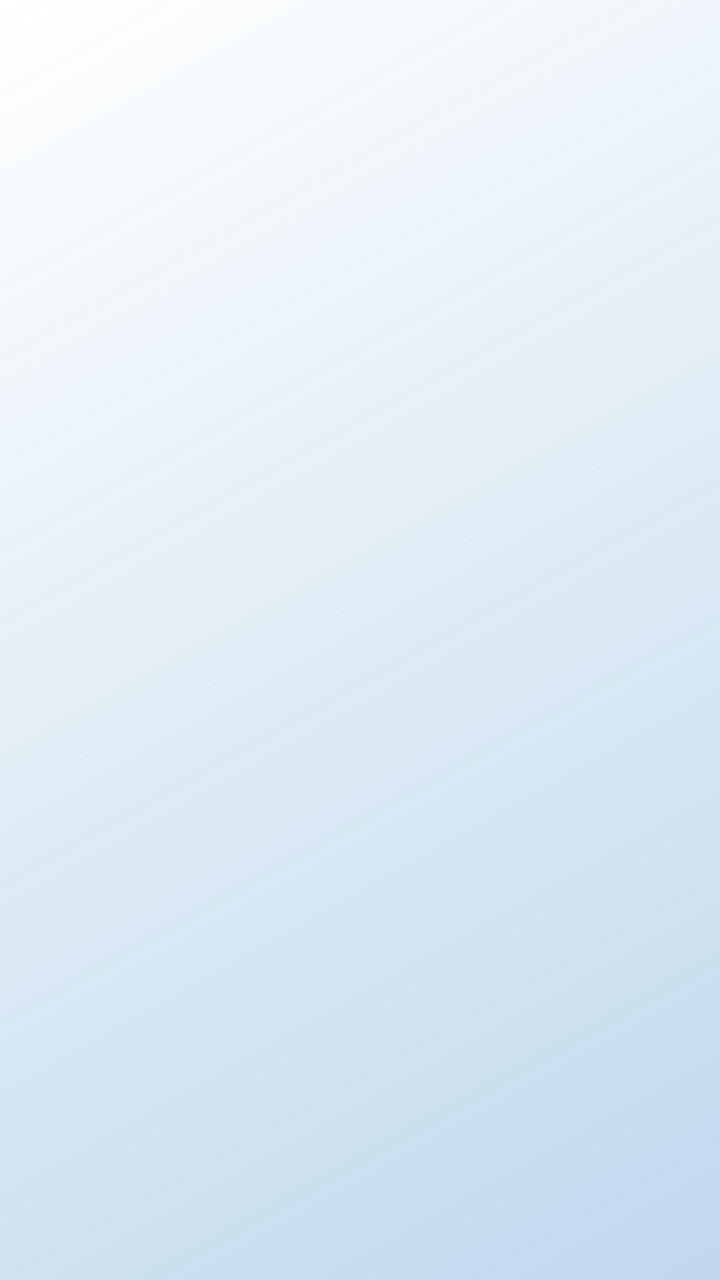
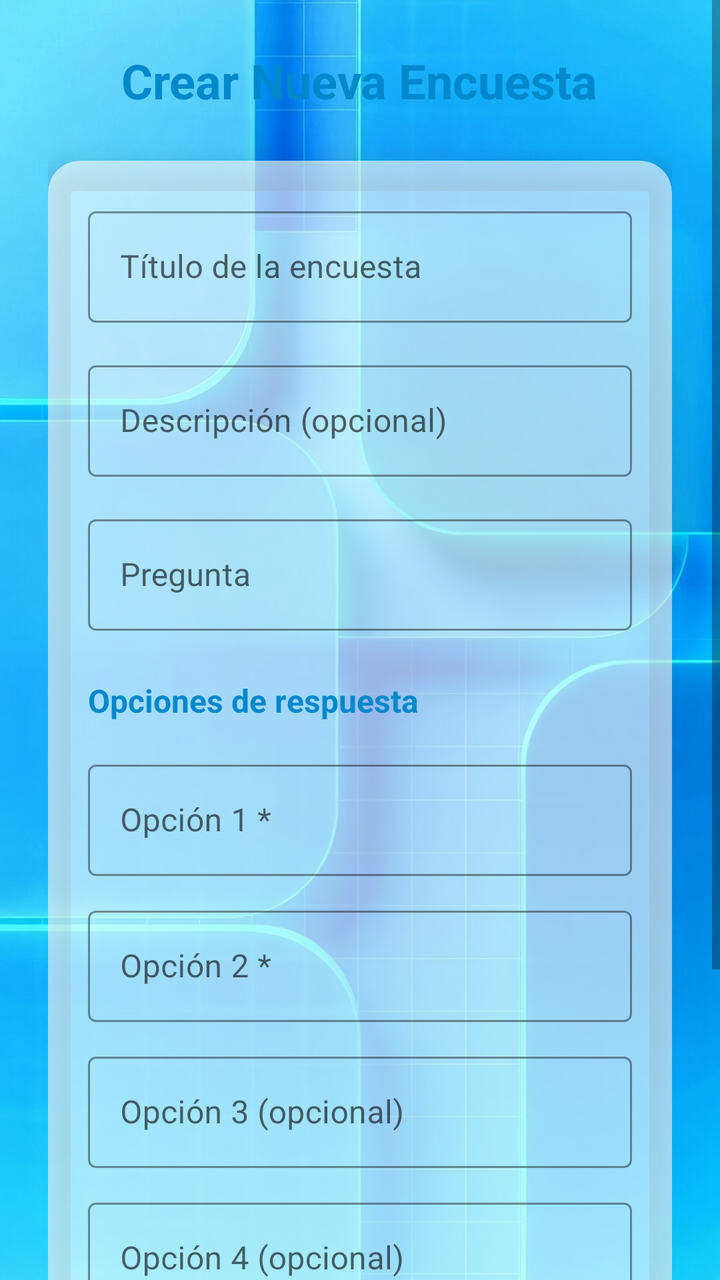

An Android layout rendered at two revisions. The XML below is the earlier revision; the diff shows what the commit changed to produce the second picture.
<!-- AndroidManifest.xml: application theme Theme.PollCore -->
<!-- res/layout/activity_create_poll.xml -->
<?xml version="1.0" encoding="utf-8"?>
<androidx.constraintlayout.widget.ConstraintLayout xmlns:android="http://schemas.android.com/apk/res/android"
    xmlns:app="http://schemas.android.com/apk/res-auto"
    xmlns:tools="http://schemas.android.com/tools"
    android:id="@+id/main"
    android:layout_width="match_parent"
    android:layout_height="match_parent"
    tools:context=".activities.CreatePollActivity">

</androidx.constraintlayout.widget.ConstraintLayout>
<!-- resources referenced by this layout -->
<resources>
  <style name="Theme.PollCore" parent="Base.Theme.PollCore" />
  <style name="Base.Theme.PollCore" parent="Theme.MaterialComponents.DayNight.DarkActionBar">
          
          <item name="colorPrimary">@color/frutiger_blue_dark</item>
          <item name="colorPrimaryVariant">@color/frutiger_blue_deep</item>
          <item name="colorOnPrimary">@android:color/white</item>
  
          
          <item name="android:statusBarColor">@color/frutiger_blue_dark</item>
  
          
          <item name="android:windowBackground">@drawable/bg_frutiger_gradient</item>
  
          
          <item name="android:popupMenuStyle">@style/Widget.PollCore.PopupMenu</item>
      </style>
  <color name="frutiger_blue_dark">#0088CC</color>
  <color name="frutiger_blue_deep">#0066B3</color>
  <!-- drawable bg_frutiger_gradient (drawable) -->
  <?xml version="1.0" encoding="utf-8"?>
  <shape xmlns:android="http://schemas.android.com/apk/res/android">
      <gradient
          android:startColor="#400066B3"
          android:endColor="#0000A3E0"
          android:angle="135"
          android:type="linear" />
  </shape>
  <style name="Widget.PollCore.PopupMenu" parent="Widget.MaterialComponents.PopupMenu">
          <item name="android:popupBackground">@color/aero_glass</item>
          <item name="android:textColor">@color/frutiger_blue_dark</item>
      </style>
  <color name="aero_glass">#99FFFFFF</color>
</resources>

<!-- the commit's change to res/layout/activity_create_poll.xml (unified diff, before → after) -->
@@ -5,6 +5,201 @@
     android:id="@+id/main"
     android:layout_width="match_parent"
     android:layout_height="match_parent"
+    android:background="@drawable/poll"
     tools:context=".activities.CreatePollActivity">
 
+    <ScrollView
+        android:layout_width="match_parent"
+        android:layout_height="match_parent"
+        android:fillViewport="true"
+        app:layout_constraintBottom_toBottomOf="parent"
+        app:layout_constraintEnd_toEndOf="parent"
+        app:layout_constraintStart_toStartOf="parent"
+        app:layout_constraintTop_toTopOf="parent">
+
+        <LinearLayout
+            android:layout_width="match_parent"
+            android:layout_height="wrap_content"
+            android:orientation="vertical"
+            android:padding="24dp">
+
+            <TextView
+                android:layout_width="wrap_content"
+                android:layout_height="wrap_content"
+                android:layout_gravity="center"
+                android:layout_marginBottom="24dp"
+                android:text="Crear Nueva Encuesta"
+                android:textColor="@color/frutiger_blue_dark"
+                android:textSize="24sp"
+                android:textStyle="bold" />
+
+            <androidx.cardview.widget.CardView
+                android:layout_width="match_parent"
+                android:layout_height="wrap_content"
+                app:cardCornerRadius="16dp"
+                app:cardElevation="8dp"
+                app:cardBackgroundColor="@color/aero_glass">
+
+                <LinearLayout
+                    android:layout_width="match_parent"
+                    android:layout_height="wrap_content"
+                    android:orientation="vertical"
+                    android:padding="20dp">
+
+                    <com.google.android.material.textfield.TextInputLayout
+                        android:layout_width="match_parent"
+                        android:layout_height="wrap_content"
+                        android:layout_marginBottom="16dp"
+                        style="@style/Widget.MaterialComponents.TextInputLayout.OutlinedBox"
+                        app:boxStrokeColor="@color/frutiger_blue_light"
+                        app:hintTextColor="@color/frutiger_blue_light">
+
+                        <com.google.android.material.textfield.TextInputEditText
+                            android:id="@+id/etTitle"
+                            android:layout_width="match_parent"
+                            android:layout_height="wrap_content"
+                            android:hint="Título de la encuesta"
+                            android:maxLines="1"
+                            android:textColor="@color/frutiger_blue_dark" />
+                    </com.google.android.material.textfield.TextInputLayout>
+
+                    <com.google.android.material.textfield.TextInputLayout
+                        android:layout_width="match_parent"
+                        android:layout_height="wrap_content"
+                        android:layout_marginBottom="16dp"
+                        style="@style/Widget.MaterialComponents.TextInputLayout.OutlinedBox"
+                        app:boxStrokeColor="@color/frutiger_blue_light"
+                        app:hintTextColor="@color/frutiger_blue_light">
+
+                        <com.google.android.material.textfield.TextInputEditText
+                            android:id="@+id/etDescription"
+                            android:layout_width="match_parent"
+                            android:layout_height="wrap_content"
+                            android:hint="Descripción (opcional)"
+                            android:maxLines="3"
+                            android:textColor="@color/frutiger_blue_dark" />
+                    </com.google.android.material.textfield.TextInputLayout>
+
+                    <com.google.android.material.textfield.TextInputLayout
+                        android:layout_width="match_parent"
+                        android:layout_height="wrap_content"
+                        android:layout_marginBottom="16dp"
+                        style="@style/Widget.MaterialComponents.TextInputLayout.OutlinedBox"
+                        app:boxStrokeColor="@color/frutiger_blue_light"
+                        app:hintTextColor="@color/frutiger_blue_light">
+
+                        <com.google.android.material.textfield.TextInputEditText
+                            android:id="@+id/etQuestion"
+                            android:layout_width="match_parent"
+                            android:layout_height="wrap_content"
+                            android:hint="Pregunta"
+                            android:maxLines="3"
+                            android:textColor="@color/frutiger_blue_dark" />
+                    </com.google.android.material.textfield.TextInputLayout>
+
+                    <TextView
+                        android:layout_width="wrap_content"
+                        android:layout_height="wrap_content"
+                        android:layout_marginTop="8dp"
+                        android:layout_marginBottom="16dp"
+                        android:text="Opciones de respuesta"
+                        android:textColor="@color/frutiger_blue_dark"
+                        android:textSize="16sp"
+                        android:textStyle="bold" />
+
+                    <com.google.android.material.textfield.TextInputLayout
+                        android:layout_width="match_parent"
+                        android:layout_height="wrap_content"
+                        android:layout_marginBottom="12dp"
+                        style="@style/Widget.MaterialComponents.TextInputLayout.OutlinedBox"
+                        app:boxStrokeColor="@color/frutiger_blue_light"
+                        app:hintTextColor="@color/frutiger_blue_light">
+
+                        <com.google.android.material.textfield.TextInputEditText
+                            android:id="@+id/etOption1"
+                            android:layout_width="match_parent"
+                            android:layout_height="wrap_content"
+                            android:hint="Opción 1 *"
+                            android:maxLines="2"
+                            android:textColor="@color/frutiger_blue_dark" />
+                    </com.google.android.material.textfield.TextInputLayout>
+
+                    <com.google.android.material.textfield.TextInputLayout
+                        android:layout_width="match_parent"
+                        android:layout_height="wrap_content"
+                        android:layout_marginBottom="12dp"
+                        style="@style/Widget.MaterialComponents.TextInputLayout.OutlinedBox"
+                        app:boxStrokeColor="@color/frutiger_blue_light"
+                        app:hintTextColor="@color/frutiger_blue_light">
+
+                        <com.google.android.material.textfield.TextInputEditText
+                            android:id="@+id/etOption2"
+                            android:layout_width="match_parent"
+                            android:layout_height="wrap_content"
+                            android:hint="Opción 2 *"
+                            android:maxLines="2"
+                            android:textColor="@color/frutiger_blue_dark" />
+                    </com.google.android.material.textfield.TextInputLayout>
+
+                    <com.google.android.material.textfield.TextInputLayout
+                        android:layout_width="match_parent"
+                        android:layout_height="wrap_content"
+                        android:layout_marginBottom="12dp"
+                        style="@style/Widget.MaterialComponents.TextInputLayout.OutlinedBox"
+                        app:boxStrokeColor="@color/frutiger_blue_light"
+                        app:hintTextColor="@color/frutiger_blue_light">
+
+                        <com.google.android.material.textfield.TextInputEditText
+                            android:id="@+id/etOption3"
+                            android:layout_width="match_parent"
+                            android:layout_height="wrap_content"
+                            android:hint="Opción 3 (opcional)"
+                            android:maxLines="2"
+                            android:textColor="@color/frutiger_blue_dark" />
+                    </com.google.android.material.textfield.TextInputLayout>
+
+                    <com.google.android.material.textfield.TextInputLayout
+                        android:layout_width="match_parent"
+                        android:layout_height="wrap_content"
+                        android:layout_marginBottom="16dp"
+                        style="@style/Widget.MaterialComponents.TextInputLayout.OutlinedBox"
+                        app:boxStrokeColor="@color/frutiger_blue_light"
+                        app:hintTextColor="@color/frutiger_blue_light">
+
+                        <com.google.android.material.textfield.TextInputEditText
+                            android:id="@+id/etOption4"
+                            android:layout_width="match_parent"
+                            android:layout_height="wrap_content"
+                            android:hint="Opción 4 (opcional)"
+                            android:maxLines="2"
+                            android:textColor="@color/frutiger_blue_dark" />
+                    </com.google.android.material.textfield.TextInputLayout>
+
+                    <com.google.android.material.checkbox.MaterialCheckBox
+                        android:id="@+id/cbAnonymous"
+                        android:layout_width="match_parent"
+                        android:layout_height="wrap_content"
+                        android:layout_marginBottom="24dp"
+                        android:text="Encuesta anónima (los votos no mostrarán quién votó)"
+                        android:textColor="@color/frutiger_blue_dark" />
+
+                    <com.google.android.material.button.MaterialButton
+                        android:id="@+id/btnCreatePoll"
+                        android:layout_width="match_parent"
+                        android:layout_height="56dp"
+                        android:background="@drawable/btn_frutiger_aero"
+                        android:text="Crear Encuesta"
+                        android:textAllCaps="false"
+                        android:textColor="@android:color/white"
+                        android:textSize="16sp"
+                        app:cornerRadius="28dp" />
+
+                </LinearLayout>
+
+            </androidx.cardview.widget.CardView>
+
+        </LinearLayout>
+
+    </ScrollView>
+
 </androidx.constraintlayout.widget.ConstraintLayout>
<!-- resource entries referenced after the edit -->
@@ -1,5 +1,40 @@
 <!-- resources referenced by this layout -->
 <resources>
+  <color name="aero_glass">#99FFFFFF</color>
+  <color name="frutiger_blue_dark">#0088CC</color>
+  <color name="frutiger_blue_light">#4DC3F5</color>
+  <!-- drawable btn_frutiger_aero (drawable) -->
+  <?xml version="1.0" encoding="utf-8"?>
+  <selector xmlns:android="http://schemas.android.com/apk/res/android">
+      <item android:state_pressed="true">
+          <shape android:shape="rectangle">
+              <gradient
+                  android:startColor="#0088CC"
+                  android:endColor="#00A3E0"
+                  android:angle="90" />
+              <stroke
+                  android:width="1dp"
+                  android:color="#B3E5FF" />
+              <corners android:radius="28dp" />
+              <size android:height="56dp" />
+          </shape>
+      </item>
+  
+      <item>
+          <shape android:shape="rectangle">
+              <gradient
+                  android:startColor="#00A3E0"
+                  android:endColor="#0088CC"
+                  android:angle="90" />
+              <stroke
+                  android:width="1dp"
+                  android:color="#4DC3F5" />
+              <corners android:radius="28dp" />
+              <size android:height="56dp" />
+          </shape>
+      </item>
+  </selector>
+  <!-- drawable poll: jpg bitmap (drawable, 146826 bytes) -->
   <style name="Theme.PollCore" parent="Base.Theme.PollCore" />
   <style name="Base.Theme.PollCore" parent="Theme.MaterialComponents.DayNight.DarkActionBar">
           
@@ -16,7 +51,6 @@
           
           <item name="android:popupMenuStyle">@style/Widget.PollCore.PopupMenu</item>
       </style>
-  <color name="frutiger_blue_dark">#0088CC</color>
   <color name="frutiger_blue_deep">#0066B3</color>
   <!-- drawable bg_frutiger_gradient (drawable) -->
   <?xml version="1.0" encoding="utf-8"?>
@@ -31,6 +65,5 @@
           <item name="android:popupBackground">@color/aero_glass</item>
           <item name="android:textColor">@color/frutiger_blue_dark</item>
       </style>
-  <color name="aero_glass">#99FFFFFF</color>
 </resources>
 
